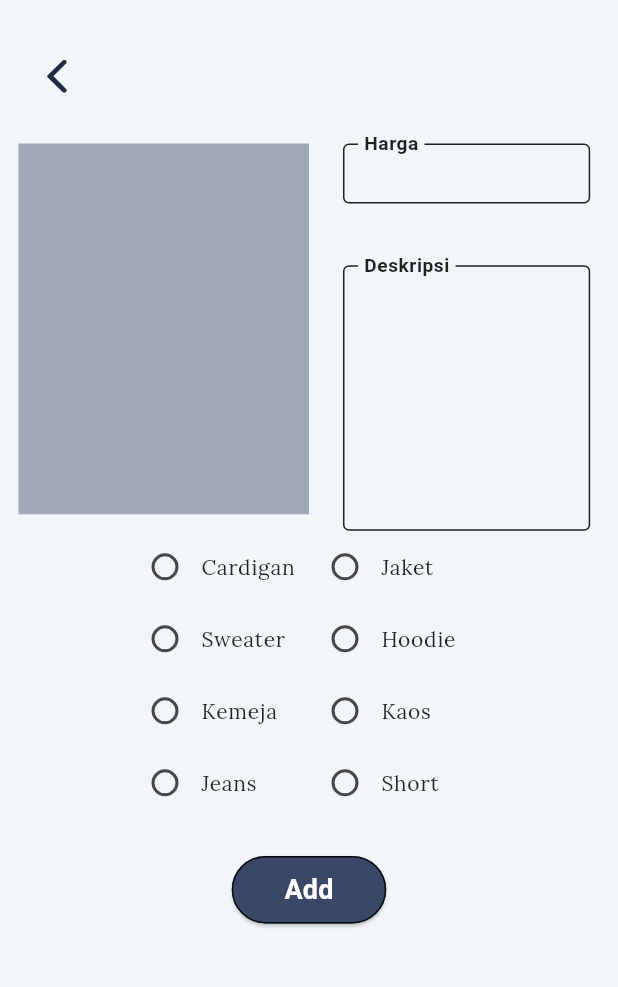
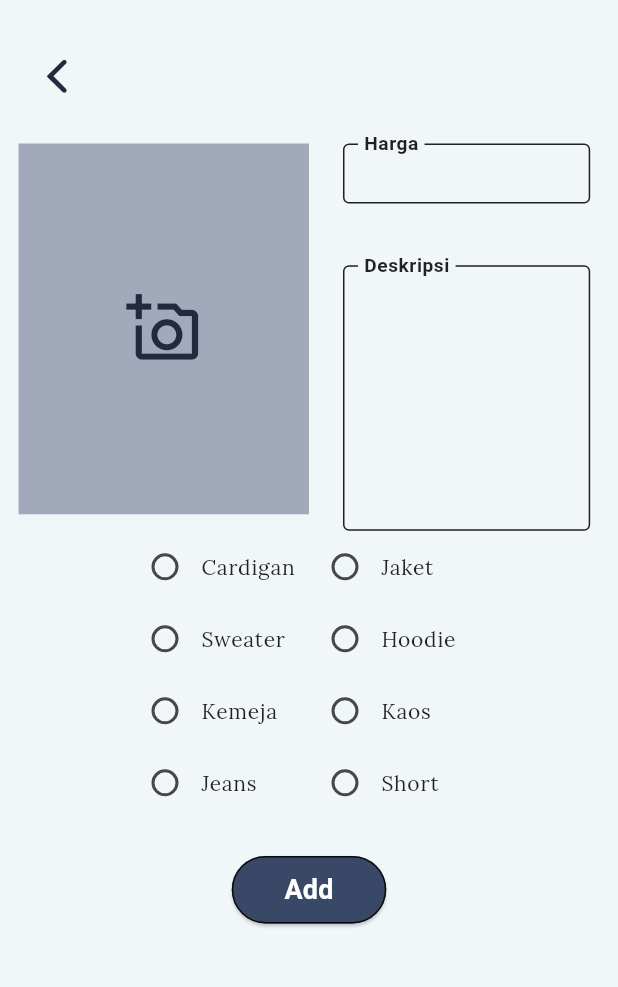
Before and after one commit to YuIYu44/PA_MOBILE-3, a Flutter app: the AddScreen screen opened directly, on a phone screen of 412 x 824 dp, the part 113-1100 px from its top. Run offline on Flutter 3.47's test engine with Material 3 defaults, Android fonts, the phone set to English and light mode, and no system bars; our stand-ins replace carousel_slider, cloud_firestore, dropdown_button2, firebase_auth, firebase_core, firebase_storage and 4 more; accounts and stored records are empty; Roboto replaces fonts that are missing (Iceland).

Commit message:
Update: Icons tambah di add + Bold teks di alert

```diff
--- a/pa_mobile/lib/screen/admin/crud/add.dart
+++ b/pa_mobile/lib/screen/admin/crud/add.dart
@@ -79,6 +79,9 @@ class _AddScreenState extends State<AddScreen> {
                                 ? DecorationImage(
                                     image: FileImage(File(_img!.path)))
                                 : null),
+                        child: (_img == null)
+                            ? const Icon(Icons.add_a_photo_outlined, size: 50)
+                            : null,
                       ),
                       onTap: () async {
                         final image = await _picker.pickImage(
--- a/pa_mobile/lib/screen/admin/home_admin.dart
+++ b/pa_mobile/lib/screen/admin/home_admin.dart
@@ -373,7 +373,7 @@ class home_admin extends StatelessWidget {
                               Navigator.pop(context);
                             },
                             child: texts_2(context, "Batal", 16,
-                                TextAlign.start, FontWeight.normal),
+                                TextAlign.start, FontWeight.bold),
                           ),
                           TextButton(
                             onPressed: () async {
@@ -381,7 +381,7 @@ class home_admin extends StatelessWidget {
                               Navigator.pop(context);
                             },
                             child: texts_2(context, "Logout", 16,
-                                TextAlign.start, FontWeight.normal),
+                                TextAlign.start, FontWeight.bold),
                           ),
                         ],
                       );
--- a/pa_mobile/lib/screen/user/home.dart
+++ b/pa_mobile/lib/screen/user/home.dart
@@ -359,7 +359,7 @@ class home extends StatelessWidget {
                                         Navigator.pop(context);
                                       },
                                       child: texts_2(context, "Batal", 16,
-                                          TextAlign.start, FontWeight.normal),
+                                          TextAlign.start, FontWeight.bold),
                                     ),
                                     TextButton(
                                       onPressed: () async {
@@ -367,7 +367,7 @@ class home extends StatelessWidget {
                                         Navigator.pop(context);
                                       },
                                       child: texts_2(context, "Logout", 16,
-                                          TextAlign.start, FontWeight.normal),
+                                          TextAlign.start, FontWeight.bold),
                                     ),
                                   ],
                                 );
```
